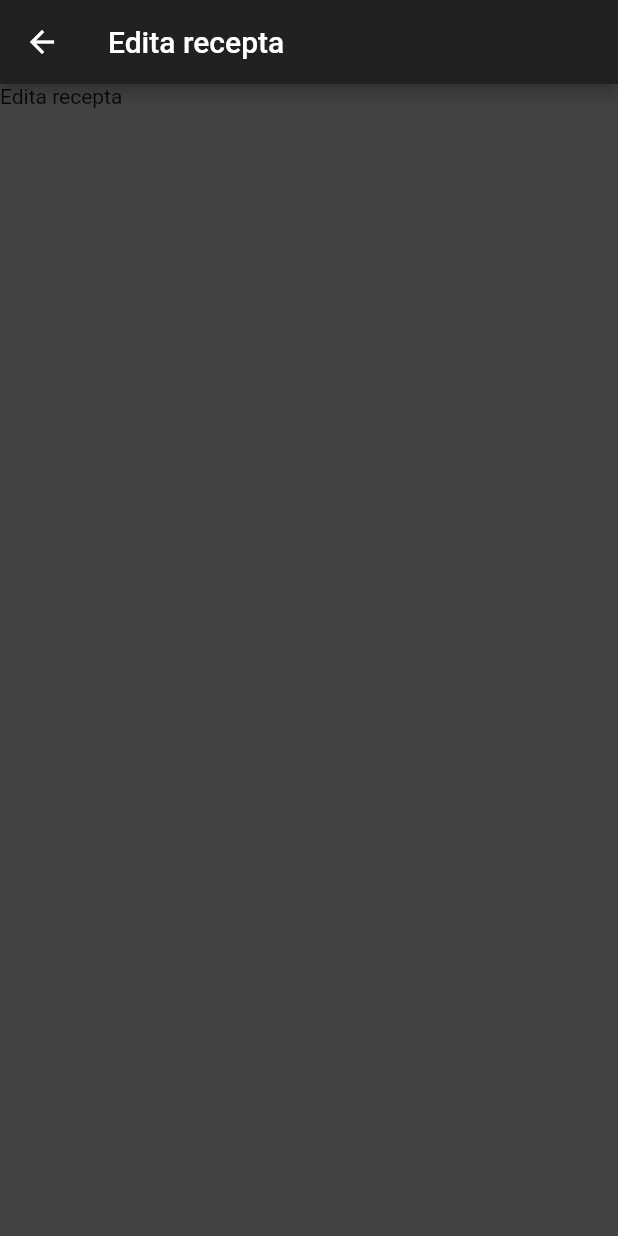
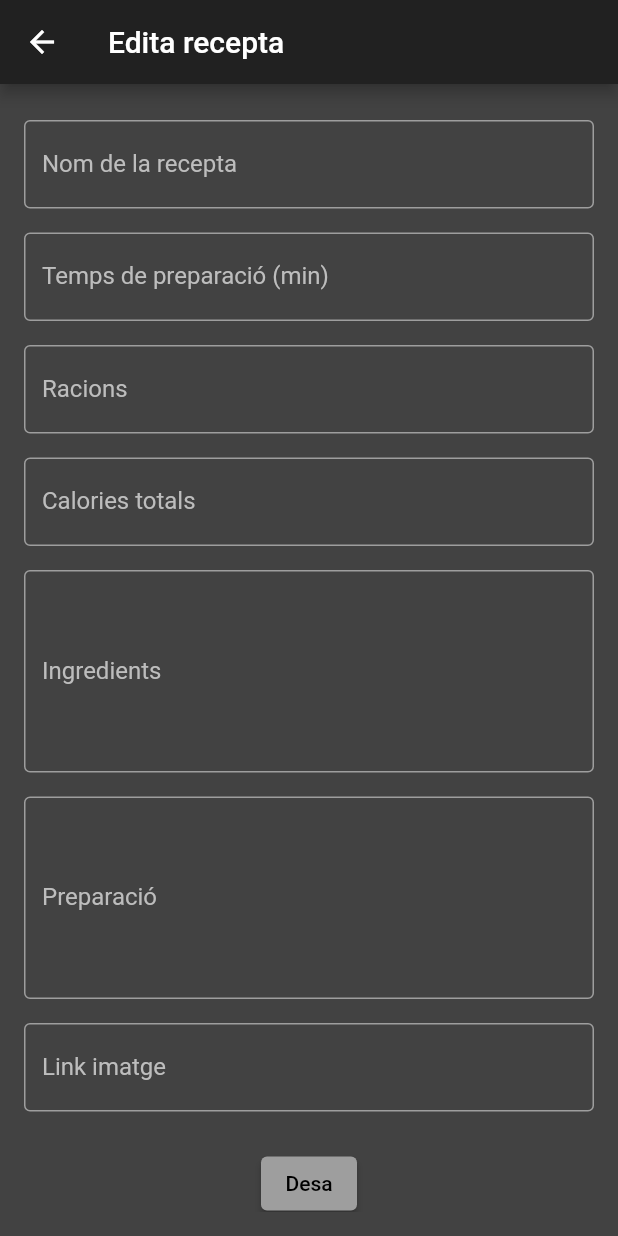
Before and after one commit to clarabarba08/projecte_final_progApps, a Flutter app: the PantallaEditaRecepta screen opened by its route, on a phone screen of 412 x 824 dp. Run offline on Flutter 3.47's test engine with Material 2 defaults, Android fonts, the phone set to English and light mode, and no system bars; network calls fail.

Commit message:
edit screen implemented

```diff
--- a/lib/pages/pantalla_edita_recepta.dart
+++ b/lib/pages/pantalla_edita_recepta.dart
@@ -1,4 +1,7 @@
+import 'dart:math';
+
 import 'package:flutter/material.dart';
+import 'package:tasca_3/classe_recepta.dart';
 
 class PantallaEditaRecepta extends StatefulWidget {
   static const String route = '/edita_recepta';
@@ -8,6 +11,10 @@ class PantallaEditaRecepta extends StatefulWidget {
 }
 
 class _PantallaEditaReceptaState extends State<PantallaEditaRecepta> {
+  List<TextEditingController> controllers = [
+    for (var i = 0; i < 7; i++) TextEditingController()
+  ];
+
   @override
   Widget build(BuildContext context) {
     return Scaffold(
@@ -20,7 +27,66 @@ class _PantallaEditaReceptaState extends State<PantallaEditaRecepta> {
         iconTheme: const IconThemeData(color: Colors.white),
       ),
       backgroundColor: Colors.grey[800],
-      body: const Text("Edita recepta"),
+      body: Padding(
+        padding: const EdgeInsets.all(16.0),
+        child: ListView(
+          children: [
+            const SizedBox(height: 8),
+            editTextField("Nom de la recepta", 0, 1),
+            const SizedBox(height: 16),
+            editTextField("Temps de preparació (min)", 1, 1),
+            const SizedBox(height: 16),
+            editTextField("Racions", 2, 1),
+            const SizedBox(height: 16),
+            editTextField("Calories totals", 3, 1),
+            const SizedBox(height: 16),
+            editTextField("Ingredients", 4, 5),
+            const SizedBox(height: 16),
+            editTextField("Preparació", 5, 5),
+            const SizedBox(height: 16),
+            editTextField("Link imatge", 6, 1),
+            const SizedBox(height: 24),
+            Center(
+              child: ElevatedButton(
+                child: const Text("Desa"),
+                onPressed: () {
+                  final Recepta recepta = Recepta({
+                    "nom": controllers[0].text,
+                    "tempsPreparacio": int.parse(controllers[1].text),
+                    "persones": int.parse(controllers[2].text),
+                    "calories": int.parse(controllers[3].text),
+                    "valoracio": 0,
+                    "ingredients": controllers[4].text.split('\n'),
+                    "pasAPas": controllers[5].text.split('\n'),
+                    "imatge": controllers[6].text,
+                  });
+                  Navigator.pop(context, recepta);
+                },
+              ),
+            ),
+          ],
+        ),
+      ),
+    );
+  }
+
+  TextField editTextField(String label, int controllerid, int minLines) {
+    return TextField(
+      controller: controllers[controllerid],
+      keyboardType: TextInputType.multiline,
+      minLines: minLines,
+      maxLines: 40,
+      style: const TextStyle(color: Colors.white),
+      decoration: InputDecoration(
+        labelText: label,
+        labelStyle: TextStyle(color: Colors.grey[400]),
+        enabledBorder: const OutlineInputBorder(
+          borderSide: BorderSide(color: Colors.grey),
+        ),
+        focusedBorder: const OutlineInputBorder(
+          borderSide: BorderSide(color: Colors.grey),
+        ),
+      ),
     );
   }
 }
```
